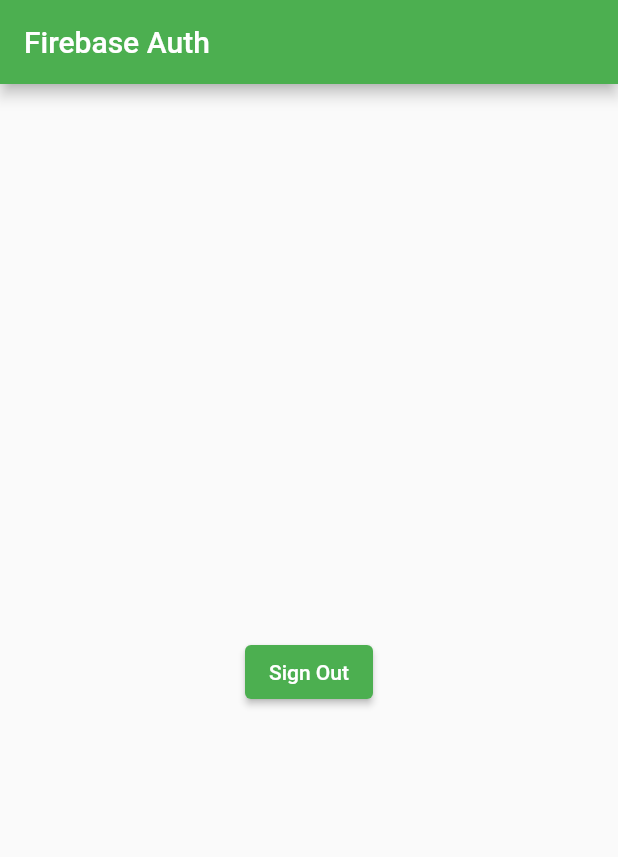
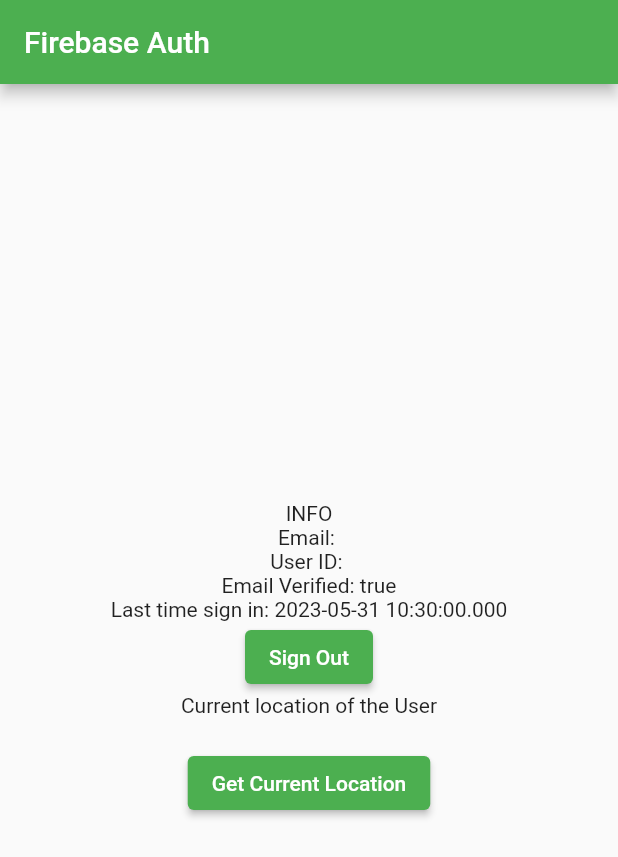
Before and after one commit to KarolWisniewski00/SystemApp, a Flutter app: the screen it shows once a user with an empty profile is signed in, on a phone screen of 412 x 824 dp. Shown: the top 857 px of the screen. Run offline on Flutter 3.47's test engine with Material 2 defaults, Android fonts, the phone set to English and light mode, and no system bars; our stand-ins replace firebase_auth, firebase_core, geolocator; accounts and stored records are empty.

Commit message:
add show location

```diff
--- a/lib/pages/home_page.dart
+++ b/lib/pages/home_page.dart
@@ -1,9 +1,53 @@
 import 'package:firebase_auth/firebase_auth.dart';
 import 'package:app/auth.dart';
 import 'package:flutter/material.dart';
+import 'package:geolocator/geolocator.dart';
 
-class HomePage extends StatelessWidget {
+class HomePage extends StatefulWidget {
   HomePage({Key? key}) : super(key: key);
+
+  @override
+  _HomePageState createState() => _HomePageState();
+}
+
+class _HomePageState extends State<HomePage> {
+  String locationMessage = 'Current location of the User';
+  late String lat;
+  late String long;
+
+  Future<Position> _getCurrentLocation() async {
+    bool serviceEnabled = await Geolocator.isLocationServiceEnabled();
+    if (!serviceEnabled) {
+      return Future.error('Location services are disabled.');
+    }
+    LocationPermission permission = await Geolocator.checkPermission();
+    if (permission == LocationPermission.denied) {
+      permission = await Geolocator.requestPermission();
+      if (permission == LocationPermission.denied) {
+        return Future.error('Location permissions are denied.');
+      }
+    }
+    if (permission == LocationPermission.deniedForever) {
+      return Future.error(
+          'Location permissions are permanently denied, we cannot request');
+    }
+    return await Geolocator.getCurrentPosition();
+  }
+
+  void _liveLocation() {
+    LocationSettings locationSettings = const LocationSettings(
+      accuracy: LocationAccuracy.high,
+      distanceFilter: 100,
+    );
+    Geolocator.getPositionStream(locationSettings: locationSettings)
+        .listen((Position position) {
+      lat = position.latitude.toString();
+      long = position.longitude.toString();
+      setState(() {
+        locationMessage = 'Latitude $lat, Longitude: $long';
+      });
+    });
+  }
 
   final User? user = Auth().currentUser;
 
@@ -15,8 +59,16 @@ class HomePage extends StatelessWidget {
     return const Text('Firebase Auth');
   }
 
-  Widget _userUid() {
-    return Text(user?.email ?? 'User email');
+  Widget _userInfo() {
+    return Column(
+      children: [
+        Text('Email: ${user?.email ?? 'Unknown'}'),
+        Text('User ID: ${user?.uid ?? 'Unknown'}'),
+        Text('Email Verified: ${user?.emailVerified ?? false}'),
+        Text(
+            'Last time sign in: ${user?.metadata.lastSignInTime ?? 'Unknown'}'),
+      ],
+    );
   }
 
   Widget _signOutButton() {
@@ -37,8 +89,31 @@ class HomePage extends StatelessWidget {
           crossAxisAlignment: CrossAxisAlignment.center,
           mainAxisAlignment: MainAxisAlignment.center,
           children: <Widget>[
-            _userUid(),
+            Text(
+              'INFO',
+              textAlign: TextAlign.center,
+            ),
+            _userInfo(),
             _signOutButton(),
+            Text(
+              locationMessage,
+              textAlign: TextAlign.center,
+            ),
+            const SizedBox(
+              height: 20,
+            ),
+            ElevatedButton(
+                onPressed: () {
+                  _getCurrentLocation().then((value) {
+                    lat = '${value.latitude}';
+                    long = '${value.longitude}';
+                    setState(() {
+                      locationMessage = 'Latitude: $lat, Longitude: $long';
+                    });
+                    _liveLocation();
+                  });
+                },
+                child: const Text('Get Current Location'))
           ],
         ),
       ),
--- a/pubspec.yaml
+++ b/pubspec.yaml
@@ -38,6 +38,7 @@ dependencies:
   cupertino_icons: ^1.0.2
   firebase_core: ^2.13.1
   firebase_auth: ^4.6.2
+  geolocator: ^8.2.1
 
 dev_dependencies:
   flutter_test:
```
Also changed, not shown: pubspec.lock, 5 other files.
